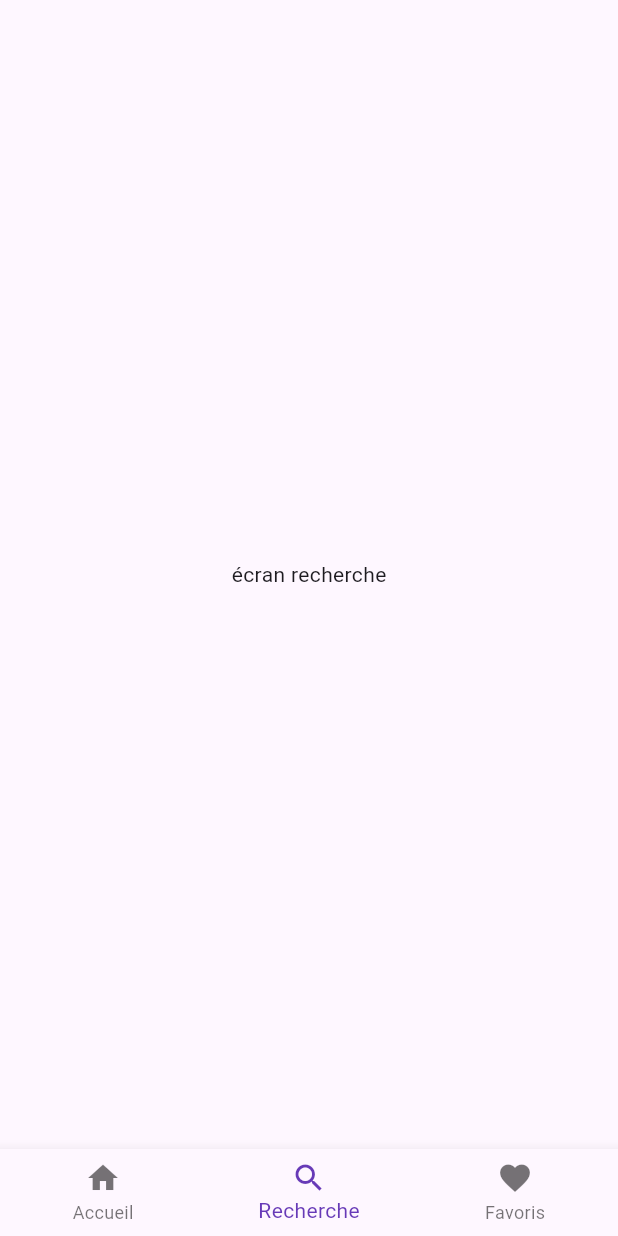
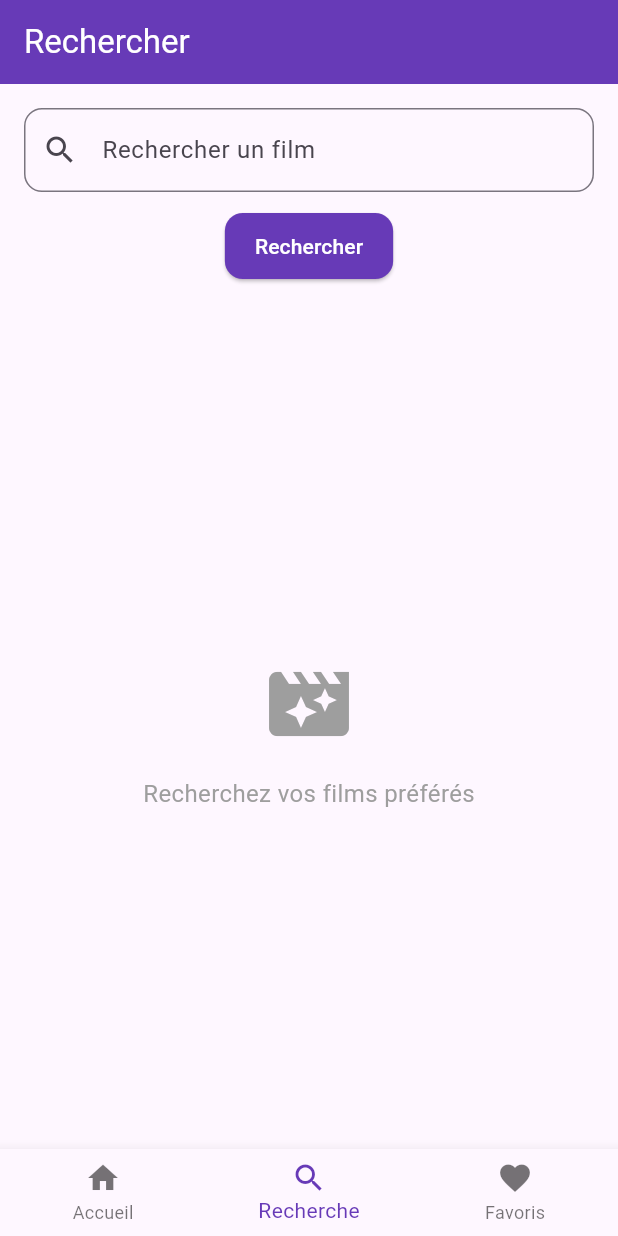
Before and after one commit to Jferndes/fernandes_joel_movie_explorer, a Flutter app: the screen it shows after launch, item 2 of the bottom bar chosen, on a phone screen of 412 x 824 dp. Run offline on Flutter 3.47's test engine with Material 3 defaults, Android fonts, the phone set to English and light mode, and no system bars; network calls fail.

Commit message:
Mise en place de la recherche de film

```diff
--- a/lib/screens/search_screen.dart
+++ b/lib/screens/search_screen.dart
@@ -1,11 +1,156 @@
 import 'package:flutter/material.dart';
+import 'package:fernandes_joel_movie_explorer/models/movie.dart';
+import 'package:fernandes_joel_movie_explorer/services/tmdb_service.dart';
+import 'package:fernandes_joel_movie_explorer/widgets/movie_card.dart';
+import 'package:fernandes_joel_movie_explorer/screens/movie_detail_screen.dart';
 
 //Ecran de recherche de film
-class SearchScreen extends StatelessWidget {
+class SearchScreen extends StatefulWidget {
+
   const SearchScreen({super.key});
 
   @override
+  State<SearchScreen> createState() => _SearchScreenState();
+}
+
+class _SearchScreenState extends State<SearchScreen> {
+  final TmdbService _tmdbService = TmdbService();
+  final TextEditingController _searchController = TextEditingController();
+  final GlobalKey<FormState> _formKey = GlobalKey<FormState>();
+
+  List<Movie> searchResults = [];
+  bool hasSearched = false;
+
+  @override
+  void dispose() {
+    _searchController.dispose();
+    super.dispose();
+  }
+
+  Future<void> _searchMovies(String query) async {
+    if (query.trim().isEmpty) return;
+
+    setState(() {
+      hasSearched = true;
+    });
+
+    try {
+      final results = await _tmdbService.searchMovies(query);
+      setState(() {
+        searchResults = results;
+      });
+    } catch (e) {
+      print('Erreur: ${e.toString()}');
+    }
+  }
+
+  Future<void> _submitSearch() async {
+    if (!(_formKey.currentState?.validate() ?? false)) return;
+    await _searchMovies(_searchController.text);
+  }
+
+  @override
   Widget build(BuildContext context) {
-    return Center(child: Text('écran recherche'));
+    return Scaffold(
+      appBar: AppBar(
+        title: const Text('Rechercher'),
+        backgroundColor: Colors.deepPurple,
+        foregroundColor: Colors.white,
+      ),
+      body: Column(
+        children: [
+          Padding(
+            padding: const EdgeInsets.all(16),
+            child: Form(
+              key: _formKey,
+              child: Column(
+                children: [
+                  TextFormField(
+                    controller: _searchController,
+                    decoration: InputDecoration(
+                      labelText: 'Rechercher un film',
+                      prefixIcon: const Icon(Icons.search),
+                      border: OutlineInputBorder(
+                        borderRadius: BorderRadius.circular(12),
+                      ),
+                    ),
+                    textInputAction: TextInputAction.search,
+                    validator: (value) {
+                      if (value == null || value.trim().isEmpty) {
+                        return 'Veuillez saisir un titre';
+                      }
+                      return null;
+                    },
+                    onFieldSubmitted: (_) => _submitSearch(),
+                  ),
+                  const SizedBox(height: 12),
+                  ElevatedButton(
+                    onPressed: _submitSearch,
+                    style: ElevatedButton.styleFrom(
+                      backgroundColor: Colors.deepPurple,
+                      foregroundColor: Colors.white,
+                      padding: const EdgeInsets.symmetric(horizontal: 20, vertical: 12),
+                      shape: RoundedRectangleBorder(
+                        borderRadius: BorderRadius.circular(12),
+                      ),
+                    ),
+                    child: Text('Rechercher'),
+                  ),
+                ],
+              ),
+            ),
+          ),
+          const SizedBox(height: 8),
+          // Résultats de recherche
+          Expanded(child: _buildResults()),
+        ],
+      ),
+    );
+  }
+
+  /// Construit les résultats selon l'état
+  Widget _buildResults() {
+
+    if (!hasSearched) {
+      return const Center(
+        child: Column(
+          mainAxisAlignment: MainAxisAlignment.center,
+          children: [
+            Icon(Icons.movie_filter, size: 64, color: Colors.grey),
+            SizedBox(height: 16),
+            Text('Recherchez vos films préférés', style: TextStyle(fontSize: 16, color: Colors.grey)),
+          ],
+        ),
+      );
+    }
+
+    if (searchResults.isEmpty) {
+      return const Center(
+        child: Column(
+          mainAxisAlignment: MainAxisAlignment.center,
+          children: [
+            Icon(Icons.search_off, size: 64, color: Colors.grey),
+            SizedBox(height: 16),
+            Text('Aucun résultat trouvé', style: TextStyle(fontSize: 16, color: Colors.grey)),
+          ],
+        ),
+      );
+    }
+
+    return ListView.builder(
+      itemCount: searchResults.length,
+      itemBuilder: (context, index) {
+        final movie = searchResults[index];
+        return MovieCard(
+          movie: movie,
+          onTap: () {
+            Navigator.push(
+              context,
+              MaterialPageRoute(builder: (context) => MovieDetailScreen(movie: movie)),
+            );
+          },
+        );
+      },
+    );
   }
 }
```
Also changed, not shown: lib/services/tmdb_service.dart (+24 -1 lines).
